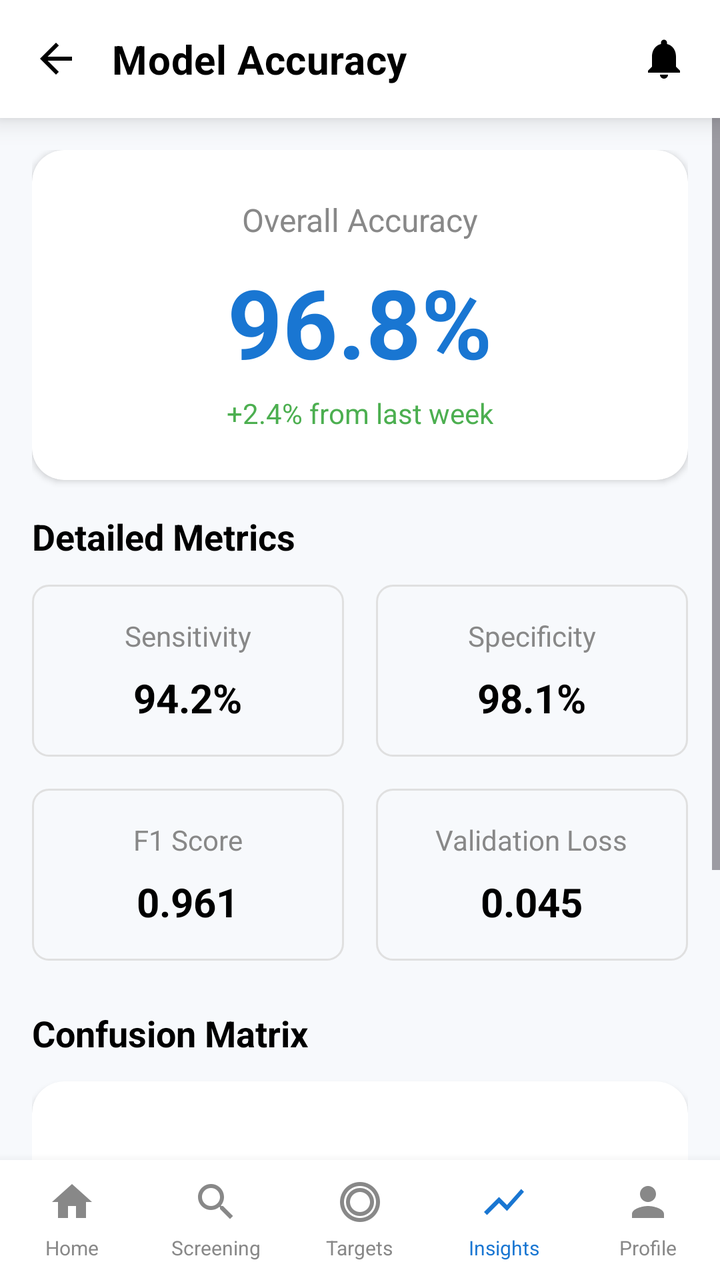
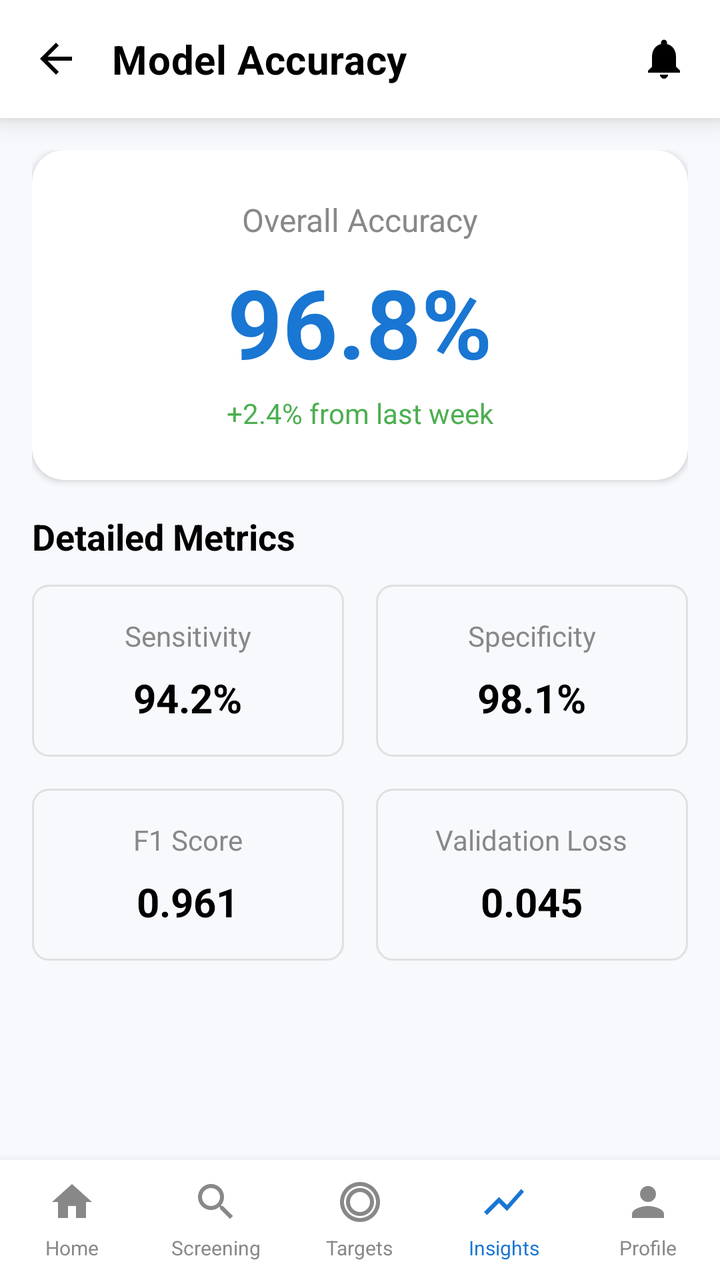

Compare the two renders of this Android layout. The source of the first and the diff that turns it into the second are given below.
<!-- AndroidManifest.xml: application theme Theme.OvaDrugX -->
<!-- res/layout/activity_model_accuracy.xml -->
<?xml version="1.0" encoding="utf-8"?>
<androidx.constraintlayout.widget.ConstraintLayout xmlns:android="http://schemas.android.com/apk/res/android"
    xmlns:app="http://schemas.android.com/apk/res-auto"
    xmlns:tools="http://schemas.android.com/tools"
    android:id="@+id/main"
    android:layout_width="match_parent"
    android:layout_height="match_parent"
    android:background="@color/premium_light_bg"
    tools:context=".ModelAccuracyActivity">

    
    <androidx.cardview.widget.CardView
        android:id="@+id/header"
        android:layout_width="match_parent"
        android:layout_height="wrap_content"
        app:cardBackgroundColor="@color/white"
        app:cardCornerRadius="0dp"
        app:cardElevation="8dp"
        app:layout_constraintTop_toTopOf="parent">

        <LinearLayout
            android:layout_width="match_parent"
            android:layout_height="wrap_content"
            android:orientation="horizontal"
            android:gravity="center_vertical"
            android:padding="16dp">

            <ImageView
                android:id="@+id/btnBack"
                android:layout_width="24dp"
                android:layout_height="24dp"
                android:contentDescription="Back"
                android:src="@drawable/ic_arrow_back"
                app:tint="@color/black"
                android:clickable="true"
                android:focusable="true" 
                android:background="?attr/selectableItemBackgroundBorderless"/>

            <TextView
                android:layout_width="0dp"
                android:layout_height="wrap_content"
                android:layout_marginStart="16dp"
                android:layout_weight="1"
                android:text="Model Accuracy"
                android:textColor="@color/black"
                android:textSize="20sp"
                android:textStyle="bold"
                android:letterSpacing="0.01" />

            <ImageView
                android:id="@+id/btn_notifications"
                android:layout_width="24dp"
                android:layout_height="24dp"
                android:src="@drawable/ic_notification"
                app:tint="@color/black"
                android:clickable="true"
                android:focusable="true" 
                android:background="?attr/selectableItemBackgroundBorderless"/>
        </LinearLayout>
    </androidx.cardview.widget.CardView>

    <ScrollView
        android:layout_width="match_parent"
        android:layout_height="0dp"
        app:layout_constraintBottom_toTopOf="@+id/bottom_navigation"
        app:layout_constraintTop_toBottomOf="@id/header">

        <LinearLayout
            android:layout_width="match_parent"
            android:layout_height="wrap_content"
            android:orientation="vertical"
            android:padding="16dp">

            
            <androidx.cardview.widget.CardView
                android:layout_width="match_parent"
                android:layout_height="wrap_content"
                android:layout_marginBottom="16dp"
                app:cardBackgroundColor="@color/white"
                app:cardCornerRadius="16dp"
                app:cardElevation="2dp">

                <LinearLayout
                    android:layout_width="match_parent"
                    android:layout_height="wrap_content"
                    android:gravity="center"
                    android:orientation="vertical"
                    android:padding="24dp">

                    <TextView
                        android:layout_width="wrap_content"
                        android:layout_height="wrap_content"
                        android:text="Overall Accuracy"
                        android:textColor="@color/text_secondary"
                        android:textSize="16sp" />

                    <TextView
                        android:layout_width="wrap_content"
                        android:layout_height="wrap_content"
                        android:layout_marginTop="8dp"
                        android:text="96.8%"
                        android:textColor="@color/primary_blue"
                        android:textSize="48sp"
                        android:textStyle="bold" />

                    <TextView
                        android:layout_width="wrap_content"
                        android:layout_height="wrap_content"
                        android:layout_marginTop="4dp"
                        android:text="+2.4% from last week"
                        android:textColor="#4CAF50"
                        android:textSize="14sp" />
                </LinearLayout>
            </androidx.cardview.widget.CardView>

            
            <TextView
                android:layout_width="wrap_content"
                android:layout_height="wrap_content"
                android:layout_marginBottom="12dp"
                android:text="Detailed Metrics"
                android:textColor="@color/black"
                android:textSize="18sp"
                android:textStyle="bold" />

            <LinearLayout
                android:layout_width="match_parent"
                android:layout_height="wrap_content"
                android:layout_marginBottom="16dp"
                android:orientation="horizontal">

                
                <LinearLayout
                    android:layout_width="0dp"
                    android:layout_height="wrap_content"
                    android:layout_marginEnd="8dp"
                    android:layout_weight="1"
                    android:background="@drawable/bg_rounded_border"
                    android:gravity="center"
                    android:orientation="vertical"
                    android:padding="16dp">

                    <TextView
                        android:layout_width="wrap_content"
                        android:layout_height="wrap_content"
                        android:text="Sensitivity"
                        android:textColor="@color/text_secondary"
                        android:textSize="14sp" />

                    <TextView
                        android:layout_width="wrap_content"
                        android:layout_height="wrap_content"
                        android:layout_marginTop="8dp"
                        android:text="94.2%"
                        android:textColor="@color/black"
                        android:textSize="20sp"
                        android:textStyle="bold" />
                </LinearLayout>

                
                <LinearLayout
                    android:layout_width="0dp"
                    android:layout_height="wrap_content"
                    android:layout_marginStart="8dp"
                    android:layout_weight="1"
                    android:background="@drawable/bg_rounded_border"
                    android:gravity="center"
                    android:orientation="vertical"
                    android:padding="16dp">

                    <TextView
                        android:layout_width="wrap_content"
                        android:layout_height="wrap_content"
                        android:text="Specificity"
                        android:textColor="@color/text_secondary"
                        android:textSize="14sp" />

                    <TextView
                        android:layout_width="wrap_content"
                        android:layout_height="wrap_content"
                        android:layout_marginTop="8dp"
                        android:text="98.1%"
                        android:textColor="@color/black"
                        android:textSize="20sp"
                        android:textStyle="bold" />
                </LinearLayout>
            </LinearLayout>

             <LinearLayout
                android:layout_width="match_parent"
                android:layout_height="wrap_content"
                android:layout_marginBottom="24dp"
                android:orientation="horizontal">

                
                <LinearLayout
                    android:layout_width="0dp"
                    android:layout_height="wrap_content"
                    android:layout_marginEnd="8dp"
                    android:layout_weight="1"
                    android:background="@drawable/bg_rounded_border"
                    android:gravity="center"
                    android:orientation="vertical"
                    android:padding="16dp">

                    <TextView
                        android:layout_width="wrap_content"
                        android:layout_height="wrap_content"
                        android:text="F1 Score"
                        android:textColor="@color/text_secondary"
                        android:textSize="14sp" />

                    <TextView
                        android:layout_width="wrap_content"
                        android:layout_height="wrap_content"
                        android:layout_marginTop="8dp"
                        android:text="0.961"
                        android:textColor="@color/black"
                        android:textSize="20sp"
                        android:textStyle="bold" />
                </LinearLayout>

                
                <LinearLayout
                    android:layout_width="0dp"
                    android:layout_height="wrap_content"
                    android:layout_marginStart="8dp"
                    android:layout_weight="1"
                    android:background="@drawable/bg_rounded_border"
                    android:gravity="center"
                    android:orientation="vertical"
                    android:padding="16dp">

                    <TextView
                        android:layout_width="wrap_content"
                        android:layout_height="wrap_content"
                        android:text="Validation Loss"
                        android:textColor="@color/text_secondary"
                        android:textSize="14sp" />

                    <TextView
                        android:layout_width="wrap_content"
                        android:layout_height="wrap_content"
                        android:layout_marginTop="8dp"
                        android:text="0.045"
                        android:textColor="@color/black"
                        android:textSize="20sp"
                        android:textStyle="bold" />
                </LinearLayout>
            </LinearLayout>

            
            <TextView
                android:layout_width="wrap_content"
                android:layout_height="wrap_content"
                android:layout_marginBottom="12dp"
                android:text="Confusion Matrix"
                android:textColor="@color/black"
                android:textSize="18sp"
                android:textStyle="bold" />

            <androidx.cardview.widget.CardView
                android:layout_width="match_parent"
                android:layout_height="200dp"
                android:layout_marginBottom="24dp"
                app:cardBackgroundColor="@color/white"
                app:cardCornerRadius="16dp"
                app:cardElevation="2dp">

                <LinearLayout
                    android:layout_width="match_parent"
                    android:layout_height="match_parent"
                    android:gravity="center"
                    android:orientation="vertical">

                    <ImageView
                        android:layout_width="48dp"
                        android:layout_height="48dp"
                        android:src="@drawable/ic_insights"
                        app:tint="#BDBDBD" />

                    <TextView
                        android:layout_width="wrap_content"
                        android:layout_height="wrap_content"
                        android:layout_marginTop="12dp"
                        android:text="Visualizing Matrix Data..."
                        android:textColor="#9E9E9E" />
                </LinearLayout>
            </androidx.cardview.widget.CardView>

        </LinearLayout>
    </ScrollView>

    
    <LinearLayout
        android:id="@+id/bottom_navigation"
        android:layout_width="match_parent"
        android:layout_height="60dp"
        android:background="@color/white"
        android:elevation="8dp"
        android:gravity="center_vertical"
        android:orientation="horizontal"
        app:layout_constraintBottom_toBottomOf="parent">

        <LinearLayout
            android:id="@+id/nav_home"
            android:layout_width="0dp"
            android:layout_height="wrap_content"
            android:layout_weight="1"
            android:gravity="center"
            android:orientation="vertical"
            android:clickable="true"
            android:focusable="true">

            <ImageView
                android:layout_width="24dp"
                android:layout_height="24dp"
                android:src="@drawable/ic_home"
                app:tint="@color/text_secondary" />

            <TextView
                android:layout_width="wrap_content"
                android:layout_height="wrap_content"
                android:layout_marginTop="4dp"
                android:text="Home"
                android:textColor="@color/text_secondary"
                android:textSize="10sp" />
        </LinearLayout>

        <LinearLayout
            android:id="@+id/nav_screening"
            android:layout_width="0dp"
            android:layout_height="wrap_content"
            android:layout_weight="1"
            android:gravity="center"
            android:orientation="vertical"
            android:clickable="true"
            android:focusable="true">

            <ImageView
                android:layout_width="24dp"
                android:layout_height="24dp"
                android:src="@drawable/ic_search"
                app:tint="@color/text_secondary" />

            <TextView
                android:layout_width="wrap_content"
                android:layout_height="wrap_content"
                android:layout_marginTop="4dp"
                android:text="Screening"
                android:textColor="@color/text_secondary"
                android:textSize="10sp" />
        </LinearLayout>

        <LinearLayout
            android:id="@+id/nav_targets"
            android:layout_width="0dp"
            android:layout_height="wrap_content"
            android:layout_weight="1"
            android:gravity="center"
            android:orientation="vertical"
            android:clickable="true"
            android:focusable="true">

            <ImageView
                android:layout_width="24dp"
                android:layout_height="24dp"
                android:src="@drawable/ic_target"
                app:tint="@color/text_secondary" />

            <TextView
                android:layout_width="wrap_content"
                android:layout_height="wrap_content"
                android:layout_marginTop="4dp"
                android:text="Targets"
                android:textColor="@color/text_secondary"
                android:textSize="10sp" />
        </LinearLayout>

        <LinearLayout
            android:id="@+id/nav_insights"
            android:layout_width="0dp"
            android:layout_height="wrap_content"
            android:layout_weight="1"
            android:gravity="center"
            android:orientation="vertical"
            android:clickable="true"
            android:focusable="true">

            <ImageView
                android:layout_width="24dp"
                android:layout_height="24dp"
                android:src="@drawable/ic_insights"
                app:tint="@color/primary_blue" />

            <TextView
                android:layout_width="wrap_content"
                android:layout_height="wrap_content"
                android:layout_marginTop="4dp"
                android:text="Insights"
                android:textColor="@color/primary_blue"
                android:textSize="10sp" />
        </LinearLayout>

        <LinearLayout
            android:id="@+id/nav_profile"
            android:layout_width="0dp"
            android:layout_height="wrap_content"
            android:layout_weight="1"
            android:gravity="center"
            android:orientation="vertical"
            android:clickable="true"
            android:focusable="true">

            <ImageView
                android:layout_width="24dp"
                android:layout_height="24dp"
                android:src="@drawable/ic_profile"
                app:tint="@color/text_secondary" />

            <TextView
                android:layout_width="wrap_content"
                android:layout_height="wrap_content"
                android:layout_marginTop="4dp"
                android:text="Profile"
                android:textColor="@color/text_secondary"
                android:textSize="10sp" />
        </LinearLayout>
    </LinearLayout>

</androidx.constraintlayout.widget.ConstraintLayout>
<!-- resources referenced by this layout -->
<resources>
  <color name="black">#FF000000</color>
  <color name="premium_light_bg">#F7F9FC</color>
  <color name="primary_blue">#1976D2</color>
  <color name="text_secondary">#888888</color>
  <color name="white">#FFFFFFFF</color>
  <!-- drawable bg_rounded_border (drawable) -->
  <?xml version="1.0" encoding="utf-8"?>
  <shape xmlns:android="http://schemas.android.com/apk/res/android">
      <solid android:color="@android:color/transparent" />
      <stroke
          android:width="1dp"
          android:color="#E0E0E0" />
      <corners android:radius="8dp" />
  </shape>
  <!-- drawable ic_arrow_back (drawable) -->
  <vector xmlns:android="http://schemas.android.com/apk/res/android"
      android:width="24dp"
      android:height="24dp"
      android:viewportWidth="24"
      android:viewportHeight="24">
      <path
          android:fillColor="#FF000000"
          android:pathData="M20,11H7.83l5.59,-5.59L12,4l-8,8 8,8 1.41,-1.41L7.83,13H20v-2z" />
  </vector>
  <!-- drawable ic_home (drawable) -->
  <vector xmlns:android="http://schemas.android.com/apk/res/android"
      android:width="24dp"
      android:height="24dp"
      android:viewportWidth="24"
      android:viewportHeight="24">
      <path
          android:fillColor="#FF000000"
          android:pathData="M10,20v-6h4v6h5v-8h3L12,3 2,12h3v8z" />
  </vector>
  <!-- drawable ic_insights (drawable) -->
  <vector xmlns:android="http://schemas.android.com/apk/res/android"
      android:width="24dp"
      android:height="24dp"
      android:viewportWidth="24"
      android:viewportHeight="24">
      <path
          android:fillColor="#FF000000"
          android:pathData="M3.5,18.49l6,-6.01 4,4L22,6.92l-1.41,-1.41 -7.09,7.97 -4,-4L2,16.99z" />
  </vector>
  <!-- drawable ic_profile (drawable) -->
  <vector xmlns:android="http://schemas.android.com/apk/res/android"
      android:width="24dp"
      android:height="24dp"
      android:viewportWidth="24"
      android:viewportHeight="24">
      <path
          android:fillColor="#FF000000"
          android:pathData="M12,12c2.21,0 4,-1.79 4,-4s-1.79,-4 -4,-4 -4,1.79 -4,4 1.79,4 4,4zM12,14c-2.67,0 -8,1.34 -8,4v2h16v-2c0,-2.66 -5.33,-4 -8,-4z" />
  </vector>
  <style name="Base.Theme.OvaDrugX" parent="Theme.Material3.DayNight.NoActionBar">
          
          
          <item name="android:windowBackground">@drawable/page_background</item>
          <item name="android:colorBackground">@android:color/transparent</item>
      </style>
  <style name="TextAppearance.App.HeadlineMedium" parent="TextAppearance.Material3.HeadlineMedium">
          <item name="android:textStyle">bold</item>
          <item name="android:letterSpacing">0.02</item>
      </style>
  <style name="TextAppearance.App.TitleLarge" parent="TextAppearance.Material3.TitleLarge">
          <item name="android:textStyle">bold</item>
          <item name="android:letterSpacing">0.02</item>
      </style>
  <style name="TextAppearance.App.TitleMedium" parent="TextAppearance.Material3.TitleMedium">
          <item name="android:textStyle">bold</item>
      </style>
  <style name="TextAppearance.App.BodyLarge" parent="TextAppearance.Material3.BodyLarge">
          <item name="android:textColor">@color/text_dark</item>
      </style>
  <style name="TextAppearance.App.BodyMedium" parent="TextAppearance.Material3.BodyMedium">
          <item name="android:textColor">@color/text_secondary</item>
      </style>
  <style name="TextAppearance.App.LabelSmall" parent="TextAppearance.Material3.LabelSmall">
          <item name="android:textStyle">bold</item>
          <item name="android:textAllCaps">true</item>
      </style>
  <!-- drawable page_background (drawable) -->
  <?xml version="1.0" encoding="utf-8"?>
  <shape xmlns:android="http://schemas.android.com/apk/res/android">
      <solid android:color="@color/premium_light_bg"/>
  </shape>
  <color name="text_dark">#212121</color>
  <!-- unchanged entries left out for length: 4 -->
</resources>

<!-- the commit's change to res/layout/activity_model_accuracy.xml (unified diff, before → after) -->
@@ -95,6 +95,7 @@
                         android:textSize="16sp" />
 
                     <TextView
+                        android:id="@+id/tv_overall_accuracy"
                         android:layout_width="wrap_content"
                         android:layout_height="wrap_content"
                         android:layout_marginTop="8dp"
@@ -148,6 +149,7 @@
                         android:textSize="14sp" />
 
                     <TextView
+                        android:id="@+id/tv_sensitivity"
                         android:layout_width="wrap_content"
                         android:layout_height="wrap_content"
                         android:layout_marginTop="8dp"
@@ -176,6 +178,7 @@
                         android:textSize="14sp" />
 
                     <TextView
+                        android:id="@+id/tv_specificity"
                         android:layout_width="wrap_content"
                         android:layout_height="wrap_content"
                         android:layout_marginTop="8dp"
@@ -211,6 +214,7 @@
                         android:textSize="14sp" />
 
                     <TextView
+                        android:id="@+id/tv_f1_score"
                         android:layout_width="wrap_content"
                         android:layout_height="wrap_content"
                         android:layout_marginTop="8dp"
@@ -239,6 +243,7 @@
                         android:textSize="14sp" />
 
                     <TextView
+                        android:id="@+id/tv_val_loss"
                         android:layout_width="wrap_content"
                         android:layout_height="wrap_content"
                         android:layout_marginTop="8dp"
@@ -249,44 +254,9 @@
                 </LinearLayout>
             </LinearLayout>
 
-            
-            <TextView
-                android:layout_width="wrap_content"
-                android:layout_height="wrap_content"
-                android:layout_marginBottom="12dp"
-                android:text="Confusion Matrix"
-                android:textColor="@color/black"
-                android:textSize="18sp"
-                android:textStyle="bold" />
-
-            <androidx.cardview.widget.CardView
-                android:layout_width="match_parent"
-                android:layout_height="200dp"
-                android:layout_marginBottom="24dp"
-                app:cardBackgroundColor="@color/white"
-                app:cardCornerRadius="16dp"
-                app:cardElevation="2dp">
-
-                <LinearLayout
-                    android:layout_width="match_parent"
-                    android:layout_height="match_parent"
-                    android:gravity="center"
-                    android:orientation="vertical">
-
-                    <ImageView
-                        android:layout_width="48dp"
-                        android:layout_height="48dp"
-                        android:src="@drawable/ic_insights"
-                        app:tint="#BDBDBD" />
-
-                    <TextView
-                        android:layout_width="wrap_content"
-                        android:layout_height="wrap_content"
-                        android:layout_marginTop="12dp"
-                        android:text="Visualizing Matrix Data..."
-                        android:textColor="#9E9E9E" />
-                </LinearLayout>
-            </androidx.cardview.widget.CardView>
+
+
+
 
         </LinearLayout>
     </ScrollView>
